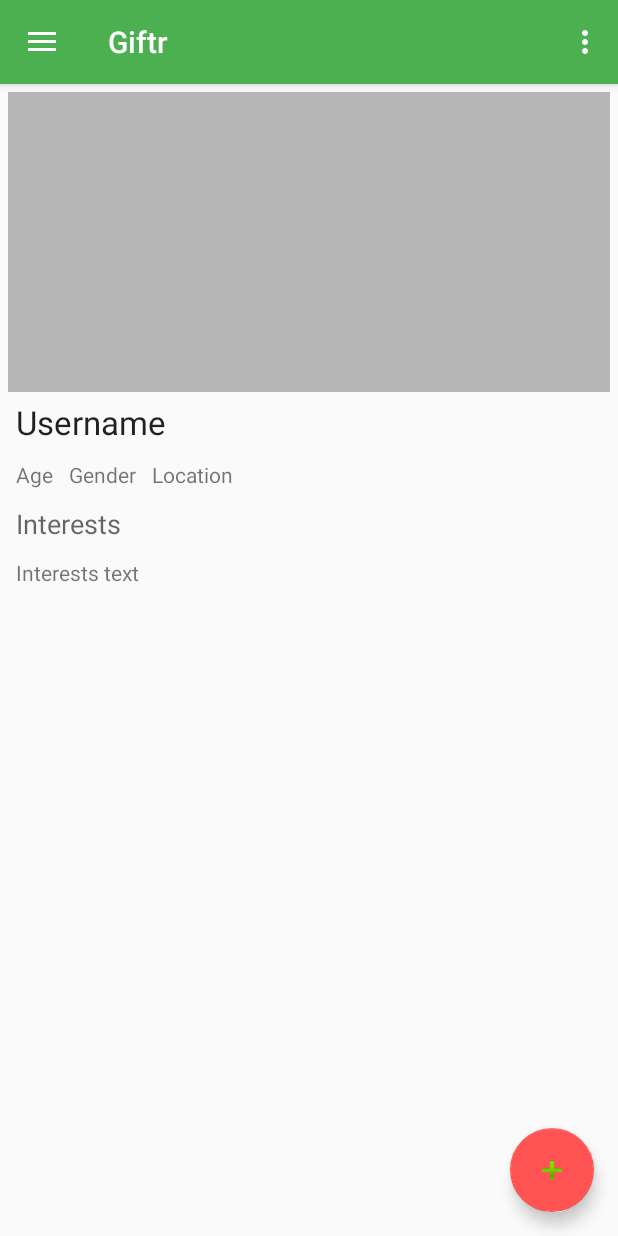
After one commit to akhahaha/Giftr-android, an Android app: the fragment DashboardProfileFragment placed in its activity, on a phone screen of 412 x 824 dp. The commit adds this screen. Run offline under Robolectric (Android 15) with nearby library versions, the phone set to English and light mode, and no system bars; libraries missing offline, so code that uses them is left out: retrofit2.converter.jackson; 2 statements that could not run were skipped.

Commit message:
Implement basic Dashboard

```diff
--- /dev/null
+++ b/app/src/main/java/com/akhahaha/giftr/android/flow/DashboardPresenter.java
@@ -0,0 +1,42 @@
+package com.akhahaha.giftr.android.flow;
+
+import android.support.v4.app.Fragment;
+import android.view.KeyEvent;
+
+import com.akhahaha.giftr.android.event.Event;
+import com.akhahaha.giftr.android.event.MatchEvent;
+import com.akhahaha.giftr.android.view.DashboardExchangeFragment;
+import com.akhahaha.giftr.android.view.DashboardFragment;
+
+/**
+ * Dashboard presentation controller
+ * Created by Alan on 5/31/2016.
+ */
+public class DashboardPresenter extends Presenter {
+    private Fragment viewFragment;
+    private Integer currUID;
+
+    public DashboardPresenter(Integer currUID) {
+        this.currUID = currUID;
+        viewFragment = DashboardFragment.newInstance(currUID);
+    }
+
+    @Override
+    public boolean handleEvent(Event event) {
+        Presenter nextPresenter;
+        switch (event.getEventTag()) {
+            default:
+                return false;
+        }
+    }
+
+    @Override
+    public boolean handleEvent(KeyEvent event) {
+        return false;
+    }
+
+    @Override
+    public Fragment getViewFragment() {
+        return viewFragment;
+    }
+}
--- a/app/src/main/java/com/akhahaha/giftr/android/flow/GiftrFlow.java
+++ b/app/src/main/java/com/akhahaha/giftr/android/flow/GiftrFlow.java
@@ -24,5 +24,7 @@ public class GiftrFlow extends FlowController {
             currUID = 1; // TODO: Implement login
             settingsEditor.putInt(getActivity().getString(R.string.pref_curr_uid), currUID);
         }
+
+        setPresenter(new DashboardPresenter(currUID));
     }
 }
--- /dev/null
+++ b/app/src/main/java/com/akhahaha/giftr/android/view/DashboardExchangeFragment.java
@@ -0,0 +1,192 @@
+package com.akhahaha.giftr.android.view;
+
+import android.content.Context;
+import android.os.Bundle;
+import android.text.format.DateUtils;
+import android.view.LayoutInflater;
+import android.view.View;
+import android.view.ViewGroup;
+import android.widget.AdapterView;
+import android.widget.BaseAdapter;
+import android.widget.Button;
+import android.widget.ListView;
+import android.widget.TextView;
+
+import com.akhahaha.giftr.android.GiftrClient;
+import com.akhahaha.giftr.android.R;
+import com.akhahaha.giftr.android.event.Event;
+import com.akhahaha.giftr.android.event.MatchEvent;
+import com.akhahaha.giftr.android.model.Match;
+import com.akhahaha.giftr.android.model.User;
+
+import java.util.List;
+
+import retrofit2.Call;
+import retrofit2.Callback;
+import retrofit2.Response;
+
+
+/**
+ * A simple {@link DashboardPageFragment} subclass.
+ * Activities that contain this fragment must implement the
+ * {@link ViewFragment.OnFragmentInteractionListener} interface
+ * to handle interaction events.
+ * Use the {@link DashboardExchangeFragment#newInstance} factory method to
+ * create an instance of this fragment.
+ */
+public class DashboardExchangeFragment extends DashboardPageFragment {
+    public static final String EVENT_MATCH_FIND_NEW = "EVENT_FIND_NEW_MATCH";
+    public static final String EVENT_MATCH_SELECTED = "EVENT_MATCH_SELECTED";
+
+    private static final String ARG_CURR_UID = "ARG_CURR_UID";
+
+    private Integer currUID;
+
+    private View rootView;
+
+    @Override
+    public String getPageTitle() {
+        return "Exchange";
+    }
+
+    public DashboardExchangeFragment() {
+        // Required empty public constructor
+    }
+
+    /**
+     * Use this factory method to create a new instance of
+     * this fragment.
+     *
+     * @return A new instance of fragment DashboardExchangeFragment.
+     */
+    public static DashboardExchangeFragment newInstance(Integer currUID) {
+        DashboardExchangeFragment fragment = new DashboardExchangeFragment();
+        Bundle args = new Bundle();
+        args.putInt(ARG_CURR_UID, currUID);
+        fragment.setArguments(args);
+        return fragment;
+    }
+
+    @Override
+    public void onCreate(Bundle savedInstanceState) {
+        super.onCreate(savedInstanceState);
+        if (getArguments() != null) {
+            currUID = getArguments().getInt(ARG_CURR_UID);
+        }
+    }
+
+    @Override
+    public View onCreateView(LayoutInflater inflater, ViewGroup container,
+                             Bundle savedInstanceState) {
+        // Inflate the layout for this fragment
+        rootView = inflater.inflate(R.layout.fragment_dashboard_exchange, container, false);
+
+        final View emptyView = rootView.findViewById(R.id.dashboard_exchange_empty);
+        final Button newButton = (Button) rootView.findViewById(R.id.dashboard_exchange_find_new);
+        final ListView exchangeList = (ListView) rootView.findViewById(
+                R.id.dashboard_exchange_list);
+
+        newButton.setOnClickListener(new View.OnClickListener() {
+            @Override
+            public void onClick(View v) {
+                notifyListener(new Event(EVENT_MATCH_FIND_NEW));
+            }
+        });
+
+        GiftrClient.getService().getUserMatches(currUID).enqueue(
+                new Callback<List<Match>>() {
+                    @Override
+                    public void onResponse(Call<List<Match>> call, Response<List<Match>> response) {
+                        if (response.body() != null && !response.body().isEmpty()) {
+                            emptyView.setVisibility(View.GONE);
+                            exchangeList.setVisibility(View.VISIBLE);
+
+                            final ExchangeArrayAdapter adapter = new ExchangeArrayAdapter(
+                                    getContext(), response.body());
+                            exchangeList.setAdapter(adapter);
+                            exchangeList.setOnItemClickListener(
+                                    new AdapterView.OnItemClickListener() {
+                                        @Override
+                                        public void onItemClick(AdapterView<?> parent, View view,
+                                                                int position, long id) {
+                                            notifyListener(new MatchEvent(EVENT_MATCH_SELECTED,
+                                                    adapter.getItem(position)));
+                                        }
+                                    });
+                        } else {
+                            emptyView.setVisibility(View.VISIBLE);
+                            exchangeList.setVisibility(View.GONE);
+                        }
+                    }
+
+                    @Override
+                    public void onFailure(Call<List<Match>> call, Throwable t) {
+
+                    }
+                }
+
+        );
+
+        return rootView;
+    }
+
+    private class ExchangeArrayAdapter extends BaseAdapter {
+        private Context context;
+        private List<Match> matches;
+
+        public ExchangeArrayAdapter(Context context, List<Match> matches) {
+            this.context = context;
+            this.matches = matches;
+        }
+
+        @Override
+        public int getCount() {
+            return matches.size();
+        }
+
+        @Override
+        public Match getItem(int position) {
+            return matches.get(position);
+        }
+
+        @Override
+        public long getItemId(int position) {
+            return matches.get(position).getId();
+        }
+
+        @Override
+        public View getView(int position, View convertView, ViewGroup parent) {
+            LayoutInflater inflater = (LayoutInflater) context
+                    .getSystemService(Context.LAYOUT_INFLATER_SERVICE);
+            if (convertView == null) {
+                // Inflate the layout for the list item if necessary
+                convertView = inflater.inflate(R.layout.listitem_exchange, parent, false);
+            }
+
+            final TextView statusText = (TextView) convertView.findViewById(R.id.exchange_status);
+            final TextView ageText = (TextView) convertView.findViewById(R.id.exchange_age);
+            final TextView usernameText = (TextView) convertView.findViewById(
+                    R.id.exchange_username);
+
+            Match match = matches.get(position);
+            statusText.setText(match.getStatus().getName());
+            ageText.setText(DateUtils.getRelativeTimeSpanString(match.getCreated().getTime(),
+                    System.currentTimeMillis(), DateUtils.DAY_IN_MILLIS));
+            Integer uid = currUID.equals(match.getUser2ID()) ?
+                    match.getUser1ID() : match.getUser2ID();
+            GiftrClient.getService().getUser(uid).enqueue(new Callback<User>() {
+                @Override
+                public void onResponse(Call<User> call, Response<User> response) {
+                    usernameText.setText(response.body().getUsername());
+                }
+
+                @Override
+                public void onFailure(Call<User> call, Throwable t) {
+
+                }
+            });
+
+            return convertView;
+        }
+    }
+}
--- /dev/null
+++ b/app/src/main/java/com/akhahaha/giftr/android/view/DashboardFragment.java
@@ -0,0 +1,103 @@
+package com.akhahaha.giftr.android.view;
+
+import android.os.Bundle;
+import android.support.design.widget.TabLayout;
+import android.support.v4.app.FragmentManager;
+import android.support.v4.app.FragmentPagerAdapter;
+import android.support.v4.view.ViewPager;
+import android.view.LayoutInflater;
+import android.view.View;
+import android.view.ViewGroup;
+
+import com.akhahaha.giftr.android.R;
+
+
+/**
+ * A simple {@link ViewFragment} subclass.
+ * Activities that contain this fragment must implement the
+ * {@link ViewFragment.OnFragmentInteractionListener} interface
+ * to handle interaction events.
+ * Use the {@link DashboardFragment#newInstance} factory method to
+ * create an instance of this fragment.
+ */
+public class DashboardFragment extends ViewFragment {
+    private static final String ARG_CURR_UID = "ARG_CURR_UID";
+
+    private Integer currUID;
+
+    public DashboardFragment() {
+        // Required empty public constructor
+    }
+
+    /**
+     * Use this factory method to create a new instance of
+     * this fragment.
+     *
+     * @return A new instance of fragment DashboardFragment.
+     */
+    public static DashboardFragment newInstance(Integer currUID) {
+        DashboardFragment fragment = new DashboardFragment();
+        Bundle args = new Bundle();
+        args.putInt(ARG_CURR_UID, currUID);
+        fragment.setArguments(args);
+        return fragment;
+    }
+
+    @Override
+    public void onCreate(Bundle savedInstanceState) {
+        super.onCreate(savedInstanceState);
+        if (getArguments() != null) {
+            currUID = getArguments().getInt(ARG_CURR_UID);
+        }
+    }
+
+    @Override
+    public View onCreateView(LayoutInflater inflater, ViewGroup container,
+                             Bundle savedInstanceState) {
+        // Inflate the layout for this fragment
+        View rootView = inflater.inflate(R.layout.fragment_dashboard, container, false);
+
+        // Setup pager
+        ViewPager pager = (ViewPager) rootView.findViewById(R.id.dashboard_pager);
+        pager.setAdapter(new DashboardFragmentPagerAdapter(
+                getActivity().getSupportFragmentManager()));
+
+        // Setup tabs
+        TabLayout tabLayout = (TabLayout) rootView.findViewById(R.id.dashboard_tabs);
+        tabLayout.setupWithViewPager(pager);
+
+        return rootView;
+    }
+
+    private class DashboardFragmentPagerAdapter extends FragmentPagerAdapter {
+        private static final int NUM_ITEMS = 3;
+
+        public DashboardFragmentPagerAdapter(FragmentManager fragmentManager) {
+            super(fragmentManager);
+        }
+
+        @Override
+        public DashboardPageFragment getItem(int position) {
+            switch (position) {
+                case 0:
+                    return DashboardExchangeFragment.newInstance(currUID);
+                case 1:
+                    return DashboardFriendsFragment.newInstance(currUID);
+                case 2:
+                    return DashboardProfileFragment.newInstance(currUID);
+                default:
+                    return null;
+            }
+        }
+
+        @Override
+        public int getCount() {
+            return NUM_ITEMS;
+        }
+
+        @Override
+        public CharSequence getPageTitle(int position) {
+            return getItem(position).getPageTitle();
+        }
+    }
+}
--- /dev/null
+++ b/app/src/main/java/com/akhahaha/giftr/android/view/DashboardFriendsFragment.java
@@ -0,0 +1,61 @@
+package com.akhahaha.giftr.android.view;
+
+import android.os.Bundle;
+import android.view.LayoutInflater;
+import android.view.View;
+import android.view.ViewGroup;
+
+import com.akhahaha.giftr.android.R;
+
+
+/**
+ * A simple {@link DashboardPageFragment} subclass.
+ * Activities that contain this fragment must implement the
+ * {@link ViewFragment.OnFragmentInteractionListener} interface
+ * to handle interaction events.
+ * Use the {@link DashboardFriendsFragment#newInstance} factory method to
+ * create an instance of this fragment.
+ */
+public class DashboardFriendsFragment extends DashboardPageFragment {
+    private static final String ARG_CURR_UID = "ARG_CURR_UID";
+
+    private Integer currUID;
+
+    @Override
+    public String getPageTitle() {
+        return "Friends";
+    }
+
+    public DashboardFriendsFragment() {
+        // Required empty public constructor
+    }
+
+    /**
+     * Use this factory method to create a new instance of
+     * this fragment using the provided parameters.
+     *
+     * @return A new instance of fragment DashboardFriendsFragment.
+     */
+    public static DashboardFriendsFragment newInstance(Integer currUID) {
+        DashboardFriendsFragment fragment = new DashboardFriendsFragment();
+        Bundle args = new Bundle();
+        args.putInt(ARG_CURR_UID, currUID);
+        fragment.setArguments(args);
+        return fragment;
+    }
+
+    @Override
+    public void onCreate(Bundle savedInstanceState) {
+        super.onCreate(savedInstanceState);
+        if (getArguments() != null) {
+            currUID = getArguments().getInt(ARG_CURR_UID);
+        }
+    }
+
+    @Override
+    public View onCreateView(LayoutInflater inflater, ViewGroup container,
+                             Bundle savedInstanceState) {
+        // Inflate the layout for this fragment
+        return inflater.inflate(R.layout.fragment_dashboard_friends, container, false);
+    }
+}
--- /dev/null
+++ b/app/src/main/java/com/akhahaha/giftr/android/view/DashboardPageFragment.java
@@ -0,0 +1,11 @@
+package com.akhahaha.giftr.android.view;
+
+
+import com.akhahaha.giftr.android.view.ViewFragment;
+
+/**
+ * Parent class for Dashboard page fragments.
+ */
+public abstract class DashboardPageFragment extends ViewFragment {
+    public abstract String getPageTitle();
+}
--- /dev/null
+++ b/app/src/main/java/com/akhahaha/giftr/android/view/DashboardProfileFragment.java
@@ -0,0 +1,98 @@
+package com.akhahaha.giftr.android.view;
+
+import android.os.Bundle;
+import android.view.LayoutInflater;
+import android.view.View;
+import android.view.ViewGroup;
+import android.widget.TextView;
+
+import com.akhahaha.giftr.android.GiftrClient;
+import com.akhahaha.giftr.android.R;
+import com.akhahaha.giftr.android.model.User;
+
+import retrofit2.Call;
+import retrofit2.Callback;
+import retrofit2.Response;
+
+
+/**
+ * A simple {@link DashboardPageFragment} subclass.
+ * Activities that contain this fragment must implement the
+ * {@link OnFragmentInteractionListener} interface
+ * to handle interaction events.
+ * Use the {@link DashboardProfileFragment#newInstance} factory method to
+ * create an instance of this fragment.
+ */
+public class DashboardProfileFragment extends DashboardPageFragment {
+    private static final String ARG_CURR_UID = "ARG_CURR_UID";
+
+    private Integer currUID;
+    private View rootView;
+
+    @Override
+    public String getPageTitle() {
+        return "My Profile";
+    }
+
+    public DashboardProfileFragment() {
+        // Required empty public constructor
+    }
+
+    /**
+     * Use this factory method to create a new instance of
+     * this fragment using the provided parameters.
+     *
+     * @return A new instance of fragment DashboardProfileFragment.
+     */
+    public static DashboardProfileFragment newInstance(Integer currUID) {
+        DashboardProfileFragment fragment = new DashboardProfileFragment();
+        Bundle args = new Bundle();
+        args.putInt(ARG_CURR_UID, currUID);
+        fragment.setArguments(args);
+        return fragment;
+    }
+
+    @Override
+    public void onCreate(Bundle savedInstanceState) {
+        super.onCreate(savedInstanceState);
+        if (getArguments() != null) {
+            currUID = getArguments().getInt(ARG_CURR_UID);
+        }
+    }
+
+    @Override
+    public View onCreateView(LayoutInflater inflater, ViewGroup container,
+                             Bundle savedInstanceState) {
+        // Inflate the layout for this fragment
+        rootView = inflater.inflate(R.layout.fragment_dashboard_profile, container, false);
+
+        final TextView usernameText = (TextView) rootView.findViewById(
+                R.id.dashboard_profile_username);
+        final TextView ageText = (TextView) rootView.findViewById(R.id.dashboard_profile_age);
+        final TextView genderText = (TextView) rootView.findViewById(R.id.dashboard_profile_gender);
+        final TextView locationText = (TextView) rootView.findViewById(
+                R.id.dashboard_profile_location);
+        final TextView interestsText = (TextView) rootView.findViewById(
+                R.id.dashboard_profile_interests);
+
+        GiftrClient.getService().getUser(currUID).enqueue(new Callback<User>() {
+            @Override
+            public void onResponse(Call<User> call, Response<User> response) {
+                User user = response.body();
+                // TODO: Set image
+                usernameText.setText(user.getUsername());
+                // TODO: Age
+                genderText.setText(user.getGender().getName());
+                locationText.setText(user.getLocation());
+                interestsText.setText(user.getInterests()); // TODO: Format interests
+            }
+
+            @Override
+            public void onFailure(Call<User> call, Throwable t) {
+
+            }
+        });
+
+        return rootView;
+    }
+}
--- /dev/null
+++ b/app/src/main/res/layout/fragment_dashboard_friends.xml
@@ -0,0 +1,5 @@
+<FrameLayout xmlns:android="http://schemas.android.com/apk/res/android"
+    xmlns:tools="http://schemas.android.com/tools"
+    android:layout_width="match_parent"
+    android:layout_height="match_parent"
+    tools:context=".view.DashboardFriendsFragment" />
--- /dev/null
+++ b/app/src/main/res/layout/fragment_dashboard_profile.xml
@@ -0,0 +1,72 @@
+<RelativeLayout xmlns:android="http://schemas.android.com/apk/res/android"
+    xmlns:tools="http://schemas.android.com/tools"
+    android:layout_width="match_parent"
+    android:layout_height="match_parent"
+    android:padding="5dp"
+    tools:context=".view.DashboardProfileFragment">
+
+    <ImageView
+        android:id="@+id/dashboard_profile_image"
+        android:layout_width="match_parent"
+        android:layout_height="200dp"
+        android:layout_alignParentTop="true"
+        android:layout_centerHorizontal="true"
+        android:background="@color/colorDivider"
+        android:contentDescription="@string/contentdesc_profile_image" />
+
+    <TextView
+        android:id="@+id/dashboard_profile_username"
+        android:layout_width="wrap_content"
+        android:layout_height="wrap_content"
+        android:layout_alignParentStart="true"
+        android:layout_below="@+id/dashboard_profile_image"
+        android:padding="5dp"
+        android:text="@string/placeholder_username"
+        android:textAppearance="?android:attr/textAppearanceLarge" />
+
+    <TextView
+        android:id="@+id/dashboard_profile_age"
+        android:layout_width="wrap_content"
+        android:layout_height="wrap_content"
+        android:layout_alignParentStart="true"
+        android:layout_below="@+id/dashboard_profile_username"
+        android:padding="5dp"
+        android:text="@string/placeholder_age" />
+
+    <TextView
+        android:id="@+id/dashboard_profile_gender"
+        android:layout_width="wrap_content"
+        android:layout_height="wrap_content"
+        android:layout_below="@+id/dashboard_profile_username"
+        android:layout_toEndOf="@+id/dashboard_profile_age"
+        android:padding="5dp"
+        android:text="@string/placeholder_gender" />
+
+    <TextView
+        android:id="@+id/dashboard_profile_location"
+        android:layout_width="wrap_content"
+        android:layout_height="wrap_content"
+        android:layout_below="@+id/dashboard_profile_username"
+        android:layout_toEndOf="@+id/dashboard_profile_gender"
+        android:padding="5dp"
+        android:text="@string/placeholder_location" />
+
+    <TextView
+        android:id="@+id/dashboard_profile_interests_descriptor"
+        android:layout_width="wrap_content"
+        android:layout_height="wrap_content"
+        android:layout_alignParentStart="true"
+        android:layout_below="@+id/dashboard_profile_gender"
+        android:padding="5dp"
+        android:text="@string/text_interests"
+        android:textAppearance="?android:attr/textAppearanceMedium" />
+
+    <TextView
+        android:id="@+id/dashboard_profile_interests"
+        android:layout_width="wrap_content"
+        android:layout_height="wrap_content"
+        android:layout_alignParentStart="true"
+        android:layout_below="@+id/dashboard_profile_interests_descriptor"
+        android:padding="5dp"
+        android:text="@string/placeholder_interests" />
+</RelativeLayout>
--- a/app/src/main/res/values/dimens.xml
+++ b/app/src/main/res/values/dimens.xml
@@ -6,4 +6,5 @@
     <dimen name="nav_header_vertical_spacing">16dp</dimen>
     <dimen name="nav_header_height">160dp</dimen>
     <dimen name="fab_margin">16dp</dimen>
+    <dimen name="text_margin">16dp</dimen>
 </resources>
--- a/app/src/main/res/values/strings.xml
+++ b/app/src/main/res/values/strings.xml
@@ -5,4 +5,20 @@
     <string name="navigation_drawer_close">Close navigation drawer</string>
 
     <string name="action_settings">Settings</string>
+
+    <string name="contentdesc_profile_image">Profile image</string>
+
+    <string name="pref_curr_uid">PREF_CURR_UID</string>
+
+    <string name="placeholder_username">Username</string>
+    <string name="placeholder_location">Location</string>
+    <string name="placeholder_age">Age</string>
+    <string name="placeholder_interests">Interests text</string>
+    <string name="placeholder_gender">Gender</string>
+    <string name="placeholder_match_age">Match Age</string>
+    <string name="placeholder_match_status">Match Status</string>
+
+    <string name="text_interests">Interests</string>
+    <string name="text_new_match">New Match</string>
+    <string name="text_no_pending_exchanges">You have no pending exchanges.</string>
 </resources>
```
Also changed, not shown: app/src/main/res/layout/fragment_dashboard.xml (added, +17 -0 lines), app/src/main/res/layout/fragment_dashboard_exchange.xml (added, +38 -0 lines), app/src/main/res/layout/listitem_exchange.xml (added, +34 -0 lines).
